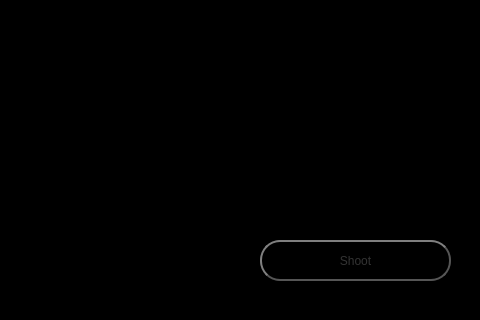
This is FrontEndMain/FrontEndMain/menuwindow.ui in drewanderson17/BattleShips as Qt 5 draws it before an edit; both pictures show x 320 to 800 and y 280 to 600 of the 800 by 600 pixel window. The edited form follows.
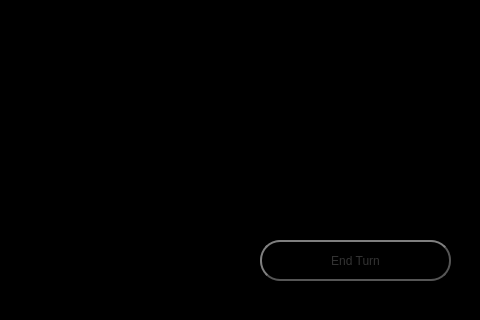
This is the edited form. The open tabs and pages were chosen to show the change. Icons and pictures are not drawn.

Diff of the .ui file:
```diff
--- a/FrontEndMain/FrontEndMain/menuwindow.ui
+++ b/FrontEndMain/FrontEndMain/menuwindow.ui
@@ -1249,7 +1249,7 @@
     }</string>
       </property>
       <property name="text">
-       <string>Shoot</string>
+       <string>End Turn</string>
       </property>
      </widget>
      <widget class="QLabel" name="shipsRemainLabel">
```
Left out of the diff: 4 changed lines with no effect on the pictures.
